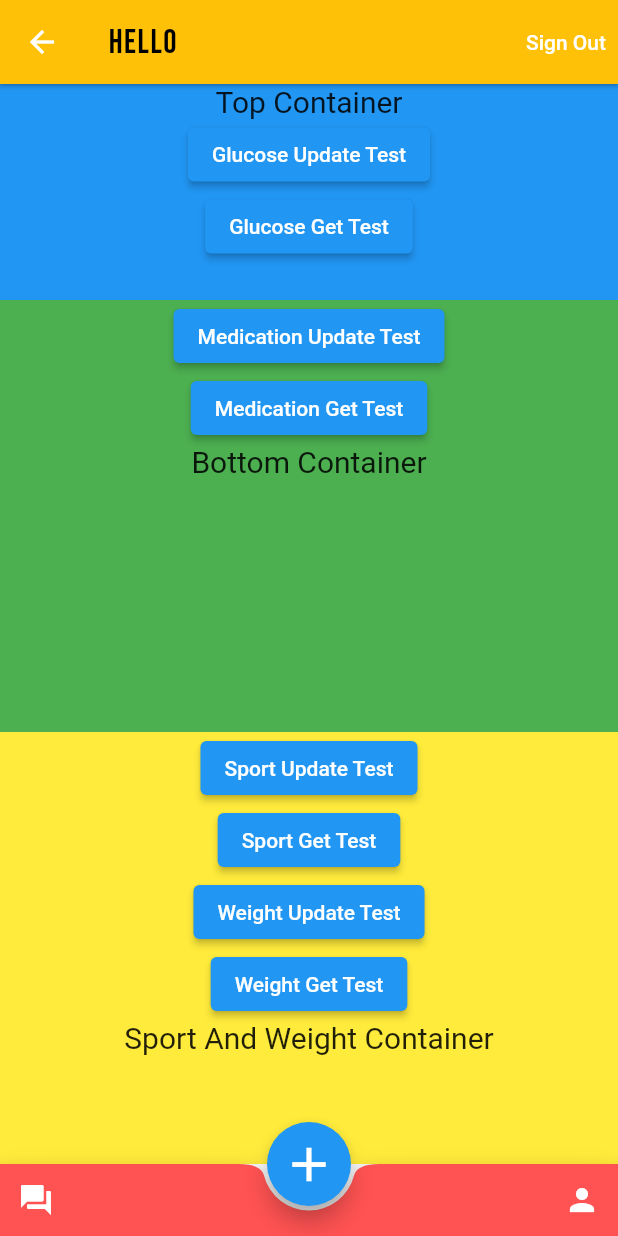
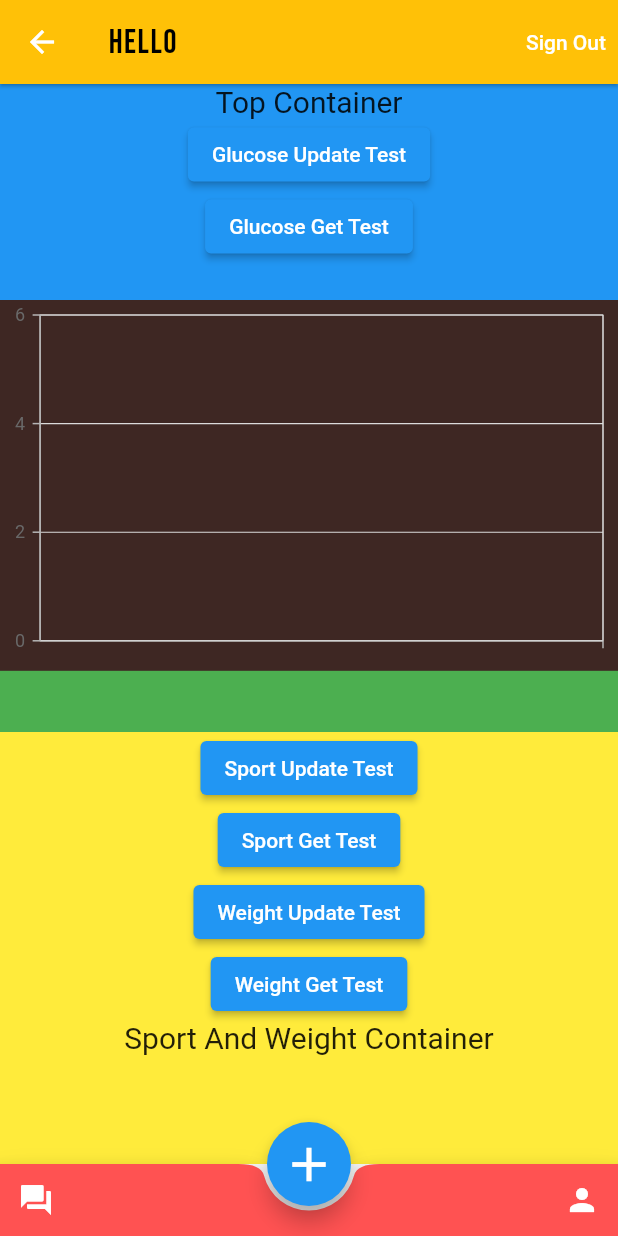
Before and after one commit to JustMax7CB/Gluc-Safe, a Flutter app: the HomePage screen opened directly, on a phone screen of 412 x 824 dp. Run offline on Flutter 3.47's test engine with Material 2 defaults, Android fonts, the phone set to English and light mode, and no system bars; our stand-ins replace cloud_firestore, dropdown_button2, firebase_auth, firebase_core, font_awesome_flutter, get_it and 3 more; missing offline and left inert: age_calculator; accounts and stored records are empty.

Commit message:
added individual page for chart testing and created functions to sort list of glucose data by date, and added line chart according the glucose values and dates

```diff
--- a/lib/main.dart
+++ b/lib/main.dart
@@ -18,7 +18,7 @@ Future<void> main() async {
     MaterialApp(
       debugShowCheckedModeBanner: false,
       title: "Gluc-Safe",
-      initialRoute: '/',
+      initialRoute: '/chart',
       routes: {
         '/': (context) => StreamBuilder<User?>(
               stream: FirebaseAuth.instance.authStateChanges(),
@@ -36,6 +36,7 @@ Future<void> main() async {
         '/register': (context) => const RegisterPage(),
         '/details': (context) => const UserDetails(),
         '/profile': (context) => ProfilePage(),
+        '/chart': (context) => const ChartPage()
       },
     ),
   );
--- a/lib/screens/HomePage.dart
+++ b/lib/screens/HomePage.dart
@@ -8,6 +8,7 @@ import 'package:gluc_safe/services/database.dart';
 import 'package:gluc_safe/Models/user.dart';
 import 'package:gluc_safe/Models/weight.dart';
 import 'package:gluc_safe/Models/workout.dart';
+import 'package:gluc_safe/widgets/chart.dart';
 import 'dart:developer' as dev;
 
 import 'package:intl/intl.dart';
@@ -54,7 +55,6 @@ class _HomePageState extends State<HomePage> {
   Widget build(BuildContext context) {
     _deviceWidth = MediaQuery.of(context).size.width;
     _deviceHeight = MediaQuery.of(context).size.height;
-    getGlucoseValues();
     return Scaffold(
       appBar: homeAppBar(),
       floatingActionButton: FloatingActionButton(
@@ -159,24 +159,18 @@ class _HomePageState extends State<HomePage> {
       child: Center(
         child: Column(
           children: [
-            ElevatedButton(
-              onPressed: () {
-                Medication med = Medication(
-                    "Acamol", 3, 1, [DateTime.now(), DateTime.now()]);
-                _firebaseService!.saveMedicationData(med);
+            FutureBuilder(
+              future: getGlucoseValues(),
+              builder: (context, snapshot) {
+                if (snapshot.hasData) {
+                  return LineChartWidget(
+                      glucoseValues: snapshot.data as List,
+                      deviceHeight: _deviceHeight,
+                      deviceWidth: _deviceWidth);
+                }
+                return const CircularProgressIndicator();
               },
-              child: const Text("Medication Update Test"),
-            ),
-            ElevatedButton(
-              onPressed: () {
-                _firebaseService!.getMedicationData();
-              },
-              child: const Text("Medication Get Test"),
-            ),
-            const Text(
-              "Bottom Container",
-              style: TextStyle(fontSize: 20),
-            ),
+            )
           ],
         ),
       ),
@@ -296,7 +290,7 @@ class _HomePageState extends State<HomePage> {
     userGlucoseRecords = userGlucoseRecords
         .map((record) => ([record['Glucose'], record['Date']]))
         .toList();
-    dev.log("\x1B[37m" + userGlucoseRecords.toString());
+    //dev.log("\x1B[37m${userGlucoseRecords.toString()}");
     return userGlucoseRecords;
   }
 
--- a/lib/screens/screens.dart
+++ b/lib/screens/screens.dart
@@ -3,3 +3,4 @@ export 'homePage.dart';
 export 'register.dart';
 export 'userDetails.dart';
 export 'userProfile.dart';
+export 'chartPage.dart';
--- a/lib/services/database.dart
+++ b/lib/services/database.dart
@@ -201,7 +201,7 @@ class FirebaseService {
       var document =
           await _database.collection(GLUCOSE_COLLECTION).doc(userID).get();
       glucUserData = document.data()![GLUCOSE_RECORDS] as List;
-      dev.log("\x1B[32m" + glucUserData.toString());
+      //dev.log("\x1B[32m" + glucUserData.toString());
       return glucUserData;
     } catch (e) {
       dev.log(e.toString());
--- a/lib/widgets/chart.dart
+++ b/lib/widgets/chart.dart
@@ -1,11 +1,56 @@
 import 'package:syncfusion_flutter_charts/charts.dart';
 import 'package:flutter/material.dart';
 
-class LineChartWidget extends StatelessWidget {
-  const LineChartWidget({super.key});
+class LineChartWidget extends StatefulWidget {
+  double? deviceHeight, deviceWidth;
+  List glucoseValues;
+  LineChartWidget(
+      {required this.glucoseValues,
+      required this.deviceHeight,
+      required this.deviceWidth,
+      super.key});
+
+  @override
+  State<LineChartWidget> createState() => _LineChartWidgetState();
+}
+
+class _LineChartWidgetState extends State<LineChartWidget> {
+  late TooltipBehavior _tooltipBehavior;
+
+  @override
+  void initState() {
+    _tooltipBehavior = TooltipBehavior(enable: true);
+    super.initState();
+  }
 
   @override
   Widget build(BuildContext context) {
-    return Container();
+    _tooltipBehavior = TooltipBehavior(enable: true, header: "Glucose");
+    return Container(
+      color: Colors.brown[900],
+      width: widget.deviceWidth,
+      height: widget.deviceHeight! * 0.3,
+      child: SfCartesianChart(
+        tooltipBehavior: _tooltipBehavior,
+        primaryXAxis: CategoryAxis(),
+        series: <ChartSeries>[
+          LineSeries<ChartData, String>(
+            width: 4,
+            enableTooltip: true,
+            dataSource: widget.glucoseValues
+                .map((glucTuple) => ChartData(glucTuple[1], glucTuple[0]))
+                .toList(),
+            xValueMapper: (ChartData data, _) => data.date,
+            yValueMapper: (ChartData data, _) => data.value,
+          ),
+        ],
+      ),
+    );
   }
 }
+
+class ChartData {
+  ChartData(this.date, this.value);
+  final String date;
+  final int value;
+}
--- a/pubspec.yaml
+++ b/pubspec.yaml
@@ -35,12 +35,13 @@ dependencies:
   # Use with the CupertinoIcons class for iOS style icons.
   cupertino_icons: ^1.0.5
   firebase_core: ^2.3.0
-  firebase_auth: ^4.1.3
+  firebase_auth: ^4.1.4
   cloud_firestore: ^4.1.0
   age_calculator: ^1.0.0
   dropdown_button2: ^1.9.1
   intl: ^0.17.0
   syncfusion_flutter_charts: ^20.3.58
+  syncfusion_flutter_datepicker: ^20.3.58
   numberpicker: ^2.1.1
   google_sign_in: ^5.4.2
   font_awesome_flutter: ^10.2.1
```
Also changed, not shown: lib/screens/chartPage.dart (added, +128 -0 lines).
